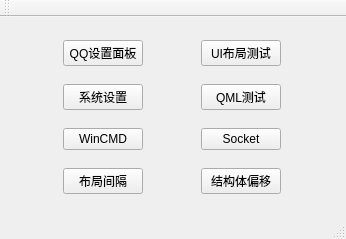
Old version of the form mainwindow.ui in the repository h-xc/untitled.
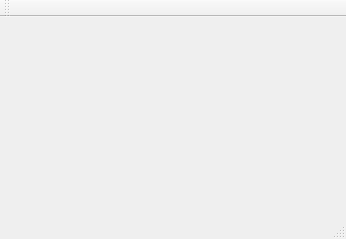
New version of the form.

Commit message: 1、修改添加窗口的方式。

Diff of the .ui file:
```diff
--- a/mainwindow.ui
+++ b/mainwindow.ui
@@ -14,76 +14,7 @@
    <string>MainWindow</string>
   </property>
   <widget class="QWidget" name="centralWidget">
-   <layout class="QGridLayout" name="gridLayout">
-    <item row="0" column="0">
-     <widget class="QPushButton" name="qqSetUp">
-      <property name="sizePolicy">
-       <sizepolicy hsizetype="Fixed" vsizetype="Fixed">
-        <horstretch>0</horstretch>
-        <verstretch>0</verstretch>
-       </sizepolicy>
-      </property>
-      <property name="text">
-       <string>QQ设置面板</string>
-      </property>
-     </widget>
-    </item>
-    <item row="2" column="0">
-     <widget class="QPushButton" name="WinCMD">
-      <property name="text">
-       <string>WinCMD</string>
-      </property>
-     </widget>
-    </item>
-    <item row="0" column="1">
-     <widget class="QPushButton" name="LayoutTest">
-      <property name="sizePolicy">
-       <sizepolicy hsizetype="Fixed" vsizetype="Fixed">
-        <horstretch>0</horstretch>
-        <verstretch>0</verstretch>
-       </sizepolicy>
-      </property>
-      <property name="text">
-       <string>UI布局测试</string>
-      </property>
-     </widget>
-    </item>
-    <item row="1" column="0">
-     <widget class="QPushButton" name="sysSet">
-      <property name="text">
-       <string>系统设置</string>
-      </property>
-     </widget>
-    </item>
-    <item row="2" column="1">
-     <widget class="QPushButton" name="Socket">
-      <property name="text">
-       <string>Socket</string>
-      </property>
-     </widget>
-    </item>
-    <item row="1" column="1">
-     <widget class="QPushButton" name="QMLSet">
-      <property name="text">
-       <string>QML测试</string>
-      </property>
-     </widget>
-    </item>
-    <item row="3" column="0">
-     <widget class="QPushButton" name="layoutForm">
-      <property name="text">
-       <string>布局间隔</string>
-      </property>
-     </widget>
-    </item>
-    <item row="3" column="1">
-     <widget class="QPushButton" name="pushButton">
-      <property name="text">
-       <string>结构体偏移</string>
-      </property>
-     </widget>
-    </item>
-   </layout>
+   <layout class="QGridLayout" name="gridLayout"/>
   </widget>
   <widget class="QMenuBar" name="menuBar">
    <property name="geometry">
```
The commit also changes 3 other files.
